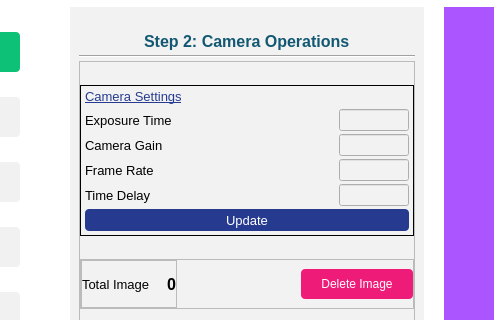
First picture: the form in mainGUI.ui, repository khanalsangit/ocr_app, before the edit; both pictures show x 147 to 641 and y 82 to 402 of the 1331 by 700 pixel window.
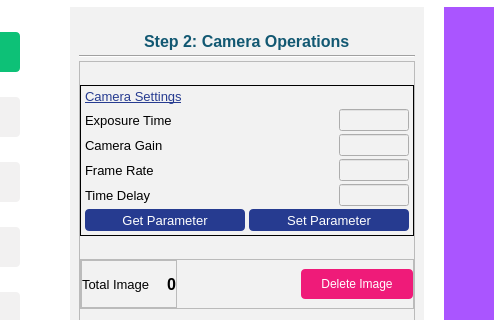
Second picture: the form after the edit. The open tabs and pages were chosen to show the change. Icons and pictures are not drawn.

What changed in the file:
```diff
--- a/mainGUI.ui
+++ b/mainGUI.ui
@@ -2717,6 +2717,14 @@
                    <height>151</height>
                   </size>
                  </property>
+                 <property name="styleSheet">
+                  <string notr="true">QPushButton{
+	color:white;
+	background-color:#263B90;
+	font-family: Arial;
+	font-size:10pt;
+}</string>
+                 </property>
                  <property name="frameShape">
                   <enum>QFrame::StyledPanel</enum>
                  </property>
@@ -2737,37 +2745,11 @@
                    <number>4</number>
                   </property>
                   <property name="horizontalSpacing">
-                   <number>0</number>
+                   <number>4</number>
                   </property>
                   <property name="verticalSpacing">
                    <number>3</number>
                   </property>
-                  <item row="5" column="0" colspan="2">
-                   <widget class="QPushButton" name="cameraSettingUpdate_Button">
-                    <property name="maximumSize">
-                     <size>
-                      <width>16777215</width>
-                      <height>30</height>
-                     </size>
-                    </property>
-                    <property name="font">
-                     <font>
-                      <family>Arial</family>
-                      <pointsize>10</pointsize>
-                     </font>
-                    </property>
-                    <property name="styleSheet">
-                     <string notr="true">QPushButton{
-	color:white;
-	background-color:#263B90;
-	border-radius:4px;
-}</string>
-                    </property>
-                    <property name="text">
-                     <string>Update</string>
-                    </property>
-                   </widget>
-                  </item>
                   <item row="4" column="0">
                    <widget class="QLabel" name="timeDelay_debugLabel">
                     <property name="font">
@@ -2921,6 +2903,32 @@
                     </property>
                    </widget>
                   </item>
+                  <item row="5" column="0">
+                   <widget class="QPushButton" name="getParameter_Button">
+                    <property name="maximumSize">
+                     <size>
+                      <width>16777215</width>
+                      <height>30</height>
+                     </size>
+                    </property>
+                    <property name="text">
+                     <string>Get Parameter</string>
+                    </property>
+                   </widget>
+                  </item>
+                  <item row="5" column="1">
+                   <widget class="QPushButton" name="setParameter_Button">
+                    <property name="maximumSize">
+                     <size>
+                      <width>16777215</width>
+                      <height>30</height>
+                     </size>
+                    </property>
+                    <property name="text">
+                     <string>Set Parameter</string>
+                    </property>
+                   </widget>
+                  </item>
                  </layout>
                 </widget>
                </item>
```
Left out of the diff: 105 changed lines with no effect on the pictures.
